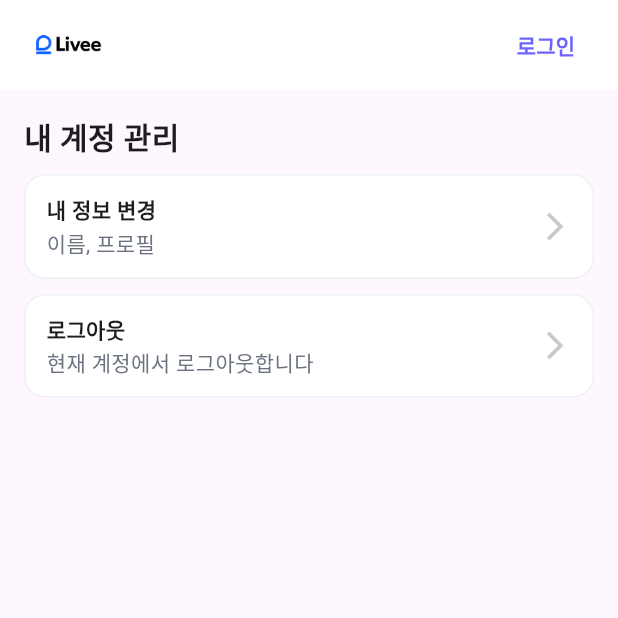
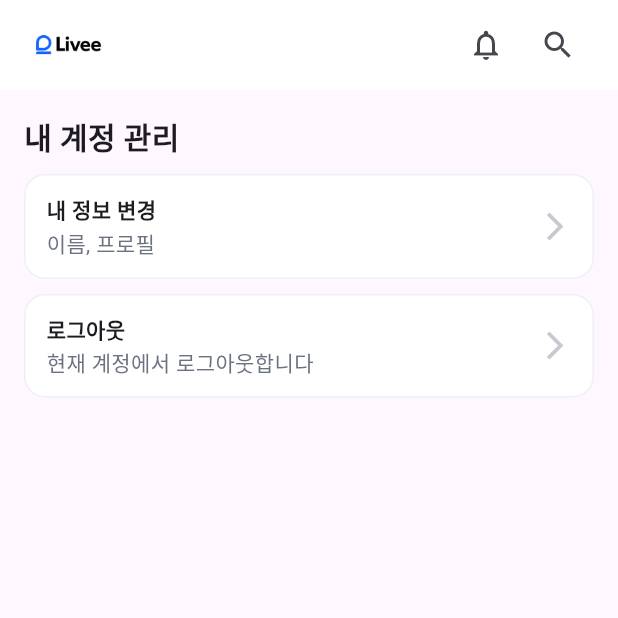
Before and after one commit to livee0322/alpa, a Flutter app: the MypageScreen screen opened by its route, on a phone screen of 412 x 824 dp, the top half of it. Run offline on Flutter 3.47's test engine with Material 3 defaults, Android fonts, the phone set to English and light mode, and no system bars; our stand-ins replace file_picker, get_it, go_router, image_picker, shared_preferences; accounts and stored records are empty; network calls fail.

Commit message:
250902 > front-end > flutter > 아이콘 버튼으로 헤더 UI 개편 및 정보(노란색) 토스트 유형 추가

```diff
--- a/front-end/flutter/livee/lib/presentation/screens/main/main_screen.dart
+++ b/front-end/flutter/livee/lib/presentation/screens/main/main_screen.dart
@@ -43,6 +43,7 @@ class _MainScreenState extends State<MainScreen> {
     return Consumer<AuthProvider>(
       builder: (context, authProvider, child) {
         return Scaffold(
+          backgroundColor: Colors.white,
           body: SingleChildScrollView(
             child: Column(
               crossAxisAlignment: CrossAxisAlignment.start,
--- a/front-end/flutter/livee/lib/presentation/widgets/common_bottom_nav_bar.dart
+++ b/front-end/flutter/livee/lib/presentation/widgets/common_bottom_nav_bar.dart
@@ -64,7 +64,7 @@ Widget _buildNavItem(BuildContext context, AuthProvider authProvider, IconData i
         final authRequiredRoutes = ['/mypage', '/library']; // 예시: 마이페이지, 라이브러리
 
         if (authRequiredRoutes.contains(path) && !isLoggedIn) {
-          showCustomToast(context, '로그인이 필요한 서비스입니다.');
+          showCustomToast(context, '로그인이 필요한 서비스입니다.',type: ToastType.error);
         } else {
           router.go(path);
         }
--- a/front-end/flutter/livee/lib/presentation/widgets/common_header.dart
+++ b/front-end/flutter/livee/lib/presentation/widgets/common_header.dart
@@ -1,6 +1,7 @@
 import 'package:flutter/material.dart';
 import 'package:go_router/go_router.dart';
 import 'package:livee/presentation/providers/auth_provider.dart';
+import 'package:livee/presentation/widgets/custom_toast.dart';
 import 'package:provider/provider.dart';
 
 class CommonHeader extends StatelessWidget {
@@ -24,32 +25,33 @@ class CommonHeader extends StatelessWidget {
             onTap: () => GoRouter.of(context).go('/'),
             child: Image.asset(
               'assets/images/liveelogo.png',
+              fit: BoxFit.cover,
             ),
           ),
-          isLoggedIn
-              ? TextButton(
+          // 오른쪽 부분을 아이콘 버튼 그룹으로 변경
+          Row(
+            children: [
+              // 알림
+              IconButton(
+                icon: const Icon(Icons.notifications_none_outlined),
+                onPressed: () => showCustomToast(context, '준비중인 기능입니다.', type: ToastType.info),
+              ),
+              // 검색
+              IconButton(
+                icon: const Icon(Icons.search),
+                onPressed: () => showCustomToast(context, '준비중인 기능입니다.', type: ToastType.info),
+              ),
+              // 로그인 상태일 때만 로그아웃 버튼을 표시
+              if (isLoggedIn)
+                IconButton(
+                  icon: const Icon(Icons.logout),
                   onPressed: () {
                     Provider.of<AuthProvider>(context, listen: false).logout();
                     GoRouter.of(context).go('/login');
                   },
-                  child: const Text(
-                    '로그아웃',
-                    style: TextStyle(
-                      color: Color(0xFF6C63FF),
-                      fontWeight: FontWeight.w700,
-                    ),
-                  ),
-                )
-              : TextButton(
-                  onPressed: () => GoRouter.of(context).go('/login'),
-                  child: const Text(
-                    '로그인',
-                    style: TextStyle(
-                      color: Color(0xFF6C63FF),
-                      fontWeight: FontWeight.w700,
-                    ),
-                  ),
                 ),
+            ],
+          ),
         ],
       ),
     );
```
Also changed, not shown: front-end/flutter/livee/lib/presentation/widgets/custom_toast.dart (+11 -2 lines).
